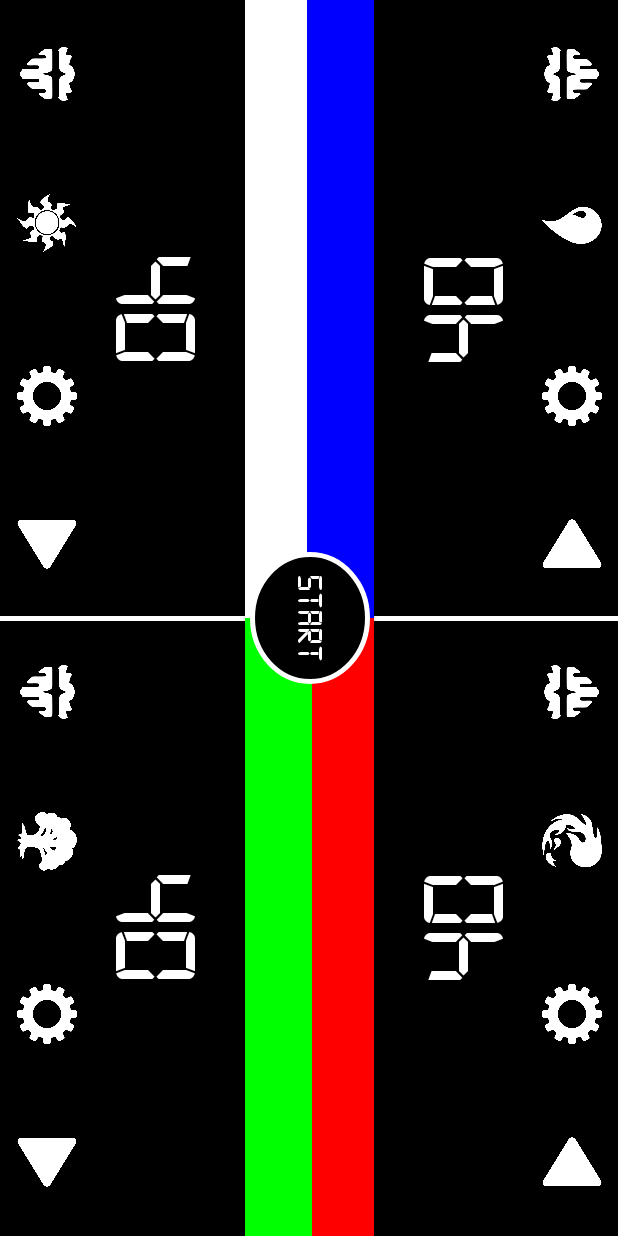
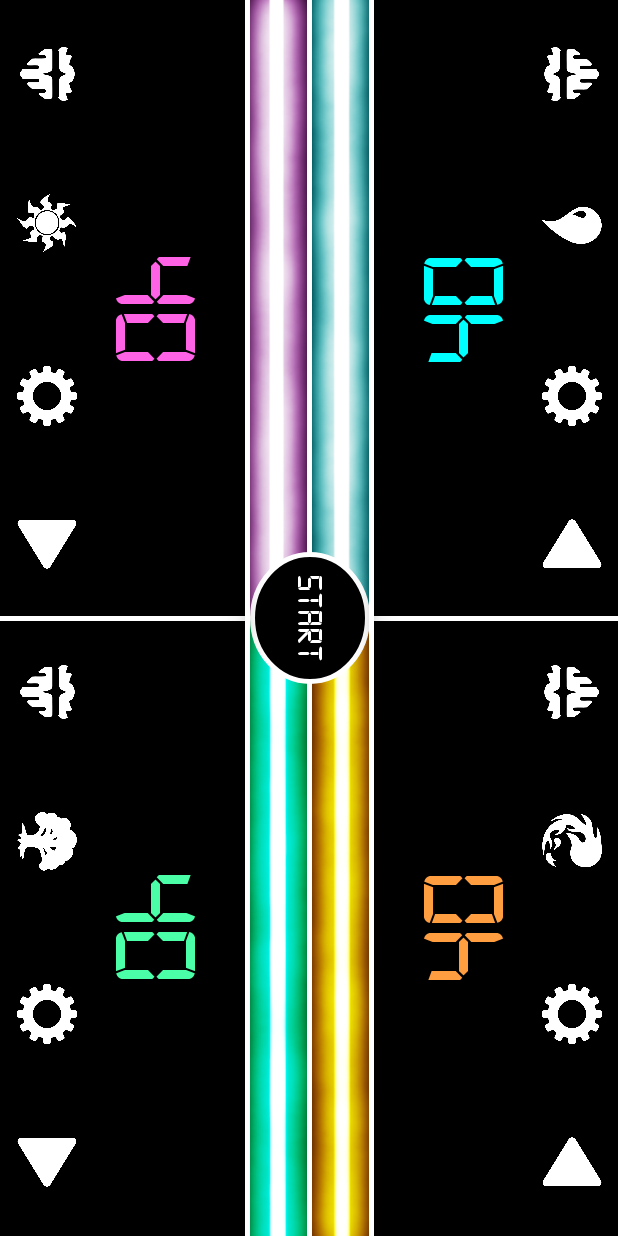
Before and after one commit to AnthonyCoulthard/Bromander, an Android app: the screen it shows after launch (MainActivity), on a phone screen of 412 x 824 dp. Run offline under Robolectric (Android 15) with nearby library versions, the phone set to English and light mode, and no system bars.

Commit message:
Improved Player Timers

```diff
--- a/src/main/res/layout/activity_main.xml
+++ b/src/main/res/layout/activity_main.xml
@@ -13,12 +13,12 @@
         android:id="@+id/player1Timer"
         android:layout_width="0dp"
         android:layout_height="0dp"
-        android:background="#ffffff"
+        android:background="@drawable/player1timerv2"
         android:textColor="#ffffff"
         android:fontFamily="@font/alarm_font"
         android:elevation="0dp"
         app:layout_constraintStart_toStartOf="@id/verticalBottom"
-        app:layout_constraintEnd_toEndOf="@id/verticalCross"
+        app:layout_constraintEnd_toEndOf="@id/v50Guideline"
         app:layout_constraintBottom_toBottomOf="@id/h50Guideline"
         app:layout_constraintTop_toTopOf="@id/h0Guideline"
         />
@@ -27,11 +27,11 @@
         android:id="@+id/player2Timer"
         android:layout_width="0dp"
         android:layout_height="0dp"
-        android:background="#0000ff"
+        android:background="@drawable/player2timer"
         android:textColor="#ffffff"
         android:fontFamily="@font/alarm_font"
         android:elevation="0dp"
-        app:layout_constraintStart_toStartOf="@id/verticalCross"
+        app:layout_constraintStart_toStartOf="@id/v50Guideline"
         app:layout_constraintEnd_toEndOf="@id/verticalTop"
         app:layout_constraintBottom_toBottomOf="@id/h50Guideline"
         app:layout_constraintTop_toTopOf="@id/h0Guideline"
@@ -41,11 +41,11 @@
         android:id="@+id/player3Timer"
         android:layout_width="0dp"
         android:layout_height="0dp"
-        android:background="#ff0000"
+        android:background="@drawable/player3timer"
         android:textColor="#ffffff"
         android:fontFamily="@font/alarm_font"
         android:elevation="0dp"
-        app:layout_constraintStart_toStartOf="@id/verticalCross"
+        app:layout_constraintStart_toStartOf="@id/v50Guideline"
         app:layout_constraintEnd_toEndOf="@id/verticalTop"
         app:layout_constraintBottom_toBottomOf="@id/h100Guideline"
         app:layout_constraintTop_toTopOf="@id/h50Guideline"
@@ -55,12 +55,12 @@
         android:id="@+id/player4Timer"
         android:layout_width="0dp"
         android:layout_height="0dp"
-        android:background="#00ff00"
+        android:background="@drawable/player4timerv2"
         android:textColor="#ffffff"
         android:fontFamily="@font/alarm_font"
         android:elevation="0dp"
         app:layout_constraintStart_toStartOf="@id/verticalBottom"
-        app:layout_constraintEnd_toEndOf="@id/verticalCross"
+        app:layout_constraintEnd_toEndOf="@id/v50Guideline"
         app:layout_constraintBottom_toBottomOf="@id/h100Guideline"
         app:layout_constraintTop_toTopOf="@id/h50Guideline"
         />
@@ -169,8 +169,26 @@
         android:layout_width="3dp"
         android:layout_height="fill_parent"
         android:background="#ffffff"
+        android:elevation="2dp"
         app:layout_constraintStart_toStartOf="parent"
         app:layout_constraintEnd_toEndOf="parent"
+        app:layout_constraintBottom_toBottomOf="parent"
+        app:layout_constraintTop_toTopOf="parent"
+        />
+
+    <Button
+        android:id="@+id/endTurn"
+        android:layout_width="wrap_content"
+        android:layout_height="80dp"
+        android:background="@drawable/red_circle"
+        android:text="START"
+        android:textColor="#ffffff"
+        android:textSize="24sp"
+        android:fontFamily="@font/alarm_font"
+        android:elevation="10dp"
+        android:rotation="90"
+        app:layout_constraintStart_toStartOf="@id/verticalBottom"
+        app:layout_constraintEnd_toEndOf="@id/verticalTop"
         app:layout_constraintBottom_toBottomOf="parent"
         app:layout_constraintTop_toTopOf="parent"
         />
@@ -180,6 +198,7 @@
         android:layout_width="3dp"
         android:layout_height="fill_parent"
         android:background="#ffffff"
+        android:elevation="10dp"
         app:layout_constraintStart_toStartOf="@id/v60Guideline"
         app:layout_constraintEnd_toEndOf="@id/v60Guideline"
         app:layout_constraintBottom_toBottomOf="@id/v60Guideline"
@@ -191,6 +210,7 @@
         android:layout_width="3dp"
         android:layout_height="fill_parent"
         android:background="#ffffff"
+        android:elevation="10dp"
         app:layout_constraintStart_toStartOf="@id/v40Guideline"
         app:layout_constraintEnd_toEndOf="@id/v40Guideline"
         app:layout_constraintBottom_toBottomOf="@id/v40Guideline"
@@ -466,9 +486,9 @@
     <TextView
         android:id="@+id/life1"
         android:layout_width="0dp"
-        android:layout_height="wrap_content"
+        android:layout_height="0dp"
         android:background="@android:color/transparent"
-        android:textColor="#ffffff"
+        android:textColor="#ff63e5"
         android:text="40"
         android:textSize="80sp"
         android:fontFamily="@font/alarm_font"
@@ -483,9 +503,9 @@
     <TextView
         android:id="@+id/life2"
         android:layout_width="0dp"
-        android:layout_height="wrap_content"
+        android:layout_height="0dp"
         android:background="@android:color/transparent"
-        android:textColor="#ffffff"
+        android:textColor="#00ffff"
         android:text="40"
         android:textSize="80sp"
         android:fontFamily="@font/alarm_font"
@@ -498,11 +518,28 @@
         />
 
     <TextView
+        android:id="@+id/life3"
+        android:layout_width="0dp"
+        android:layout_height="0dp"
+        android:background="@android:color/transparent"
+        android:textColor="#ff9d41"
+        android:text="40"
+        android:textSize="80sp"
+        android:fontFamily="@font/alarm_font"
+        android:gravity="center"
+        android:rotation="270"
+        app:layout_constraintStart_toStartOf="@id/v65Guideline"
+        app:layout_constraintEnd_toEndOf="@id/v85Guideline"
+        app:layout_constraintBottom_toBottomOf="@id/h100Guideline"
+        app:layout_constraintTop_toTopOf="@id/h50Guideline"
+        />
+
+    <TextView
         android:id="@+id/life4"
         android:layout_width="0dp"
-        android:layout_height="wrap_content"
+        android:layout_height="0dp"
         android:background="@android:color/transparent"
-        android:textColor="#ffffff"
+        android:textColor="#4affa7"
         android:text="40"
         android:textSize="80sp"
         android:fontFamily="@font/alarm_font"
@@ -512,40 +549,6 @@
         app:layout_constraintEnd_toEndOf="@id/v35Guideline"
         app:layout_constraintBottom_toBottomOf="@id/h100Guideline"
         app:layout_constraintTop_toTopOf="@id/h50Guideline"
-        />
-
-    <TextView
-        android:id="@+id/life3"
-        android:layout_width="0dp"
-        android:layout_height="wrap_content"
-        android:background="@android:color/transparent"
-        android:textColor="#ffffff"
-        android:text="40"
-        android:textSize="80sp"
-        android:fontFamily="@font/alarm_font"
-        android:gravity="center"
-        android:rotation="270"
-        app:layout_constraintStart_toStartOf="@id/v65Guideline"
-        app:layout_constraintEnd_toEndOf="@id/v85Guideline"
-        app:layout_constraintBottom_toBottomOf="@id/h100Guideline"
-        app:layout_constraintTop_toTopOf="@id/h50Guideline"
-        />
-
-    <Button
-        android:id="@+id/endTurn"
-        android:layout_width="wrap_content"
-        android:layout_height="80dp"
-        android:background="@drawable/red_circle"
-        android:text="START"
-        android:textColor="#ffffff"
-        android:textSize="24sp"
-        android:fontFamily="@font/alarm_font"
-        android:elevation="6dp"
-        android:rotation="90"
-        app:layout_constraintStart_toStartOf="@id/verticalBottom"
-        app:layout_constraintEnd_toEndOf="@id/verticalTop"
-        app:layout_constraintBottom_toBottomOf="parent"
-        app:layout_constraintTop_toTopOf="parent"
         />
 
     <Button
```
Also changed, not shown: src/main/res/drawable/player1timer_test.xml (added, +109 -0 lines), src/main/res/drawable-v24/player1timer.png (added), src/main/res/drawable-v24/player1timerv2.png (added), src/main/res/drawable-v24/player2timer.png (added), src/main/res/drawable-v24/player3timer.png (added), src/main/res/drawable-v24/player4timer.png (added), src/main/res/drawable-v24/player4timerv2.png (added).
